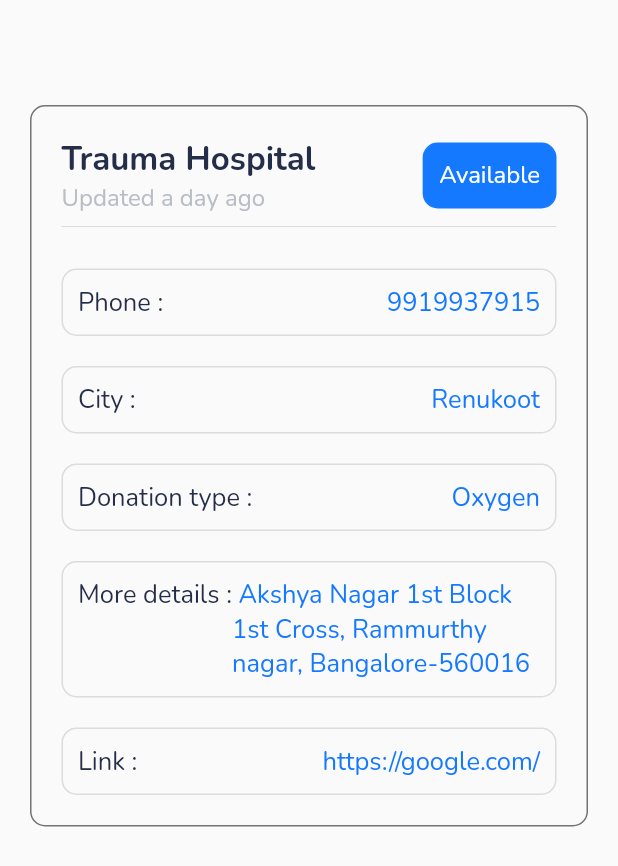
After one commit to Ujjwal-here/Covid-help, a Flutter app: the Details screen opened directly, on a phone screen of 412 x 824 dp. The commit adds this screen. Shown: the top 866 px of the screen. Run offline on Flutter 3.47's test engine with Material 2 defaults, Android fonts, the phone set to English and light mode, and no system bars; our stand-ins replace cloud_firestore, csc_picker, equatable, firebase_auth, firebase_core, get and 2 more; missing offline and left inert: enum_to_string; accounts and stored records are empty.

Commit message:
details page added

```diff
--- /dev/null
+++ b/lib/screens/details.dart
@@ -0,0 +1,270 @@
+import 'package:flutter/material.dart';
+import 'package:google_fonts/google_fonts.dart';
+
+class Details extends StatelessWidget {
+  @override
+  Widget build(BuildContext context) {
+    return Scaffold(
+      body: ListView(
+        padding: const EdgeInsets.all(20),
+        children: [
+          Container(
+            padding: const EdgeInsets.all(20),
+            margin: const EdgeInsets.only(top: 50),
+            decoration: BoxDecoration(
+              borderRadius: BorderRadius.circular(10),
+              border: Border.all(
+                color: Colors.black54,
+              ),
+            ),
+            child: Column(
+              crossAxisAlignment: CrossAxisAlignment.start,
+              children: [
+                Row(
+                  mainAxisAlignment: MainAxisAlignment.spaceBetween,
+                  children: [
+                    Column(
+                      crossAxisAlignment: CrossAxisAlignment.start,
+                      children: [
+                        Container(
+                          child: Text(
+                            "Trauma Hospital",
+                            style: GoogleFonts.nunito(
+                              fontSize: 22,
+                              color: Color.fromRGBO(37, 46, 73, 1),
+                              fontWeight: FontWeight.bold,
+                            ),
+                          ),
+                        ),
+                        Container(
+                          child: Text(
+                            "Updated a day ago",
+                            style: GoogleFonts.nunito(
+                              fontSize: 16,
+                              color: Color.fromRGBO(185, 189, 198, 1),
+                              //fontWeight: FontWeight.bold,
+                            ),
+                          ),
+                        ),
+                      ],
+                    ),
+                    Container(
+                      padding: const EdgeInsets.all(10),
+                      decoration: BoxDecoration(
+                        color: Color.fromRGBO(20, 121, 255, 1),
+                        borderRadius: BorderRadius.circular(10),
+                        border: Border.all(
+                          color: Color.fromRGBO(20, 121, 255, 1),
+                        ),
+                      ),
+                      child: Text(
+                        "Available",
+                        style: GoogleFonts.nunito(
+                          fontSize: 16,
+                          color: Colors.white,
+                          //fontWeight: FontWeight.bold,
+                        ),
+                      ),
+                    ),
+                  ],
+                ),
+                Divider(),
+                Container(
+                  padding: const EdgeInsets.all(10),
+                  decoration: BoxDecoration(
+                    //color: Color.fromRGBO(185, 189, 198, 1),
+                    borderRadius: BorderRadius.circular(10),
+                    border: Border.all(
+                      color: Color.fromRGBO(185, 189, 198, 0.5),
+                    ),
+                  ),
+                  margin: const EdgeInsets.only(top: 20),
+                  child: Row(
+                    mainAxisAlignment: MainAxisAlignment.spaceBetween,
+                    children: [
+                      Container(
+                        child: Text(
+                          "Phone :",
+                          style: GoogleFonts.nunito(
+                            fontSize: 17,
+                            color: Color.fromRGBO(37, 46, 73, 1),
+                            //fontWeight: FontWeight.bold,
+                          ),
+                        ),
+                      ),
+                      Flexible(
+                        child: Container(
+                          child: Text(
+                            " 9919937915",
+                            style: GoogleFonts.nunito(
+                              fontSize: 17,
+                              color: Color.fromRGBO(20, 121, 255, 1),
+                              //fontWeight: FontWeight.bold,
+                            ),
+                          ),
+                        ),
+                      ),
+                    ],
+                  ),
+                ),
+                Container(
+                  padding: const EdgeInsets.all(10),
+                  decoration: BoxDecoration(
+                    //color: Color.fromRGBO(185, 189, 198, 1),
+                    borderRadius: BorderRadius.circular(10),
+                    border: Border.all(
+                      color: Color.fromRGBO(185, 189, 198, 0.5),
+                    ),
+                  ),
+                  margin: const EdgeInsets.only(top: 20),
+                  child: Row(
+                    mainAxisAlignment: MainAxisAlignment.spaceBetween,
+                    children: [
+                      Container(
+                        child: Text(
+                          "City :",
+                          style: GoogleFonts.nunito(
+                            fontSize: 17,
+                            color: Color.fromRGBO(37, 46, 73, 1),
+                            //fontWeight: FontWeight.bold,
+                          ),
+                        ),
+                      ),
+                      Flexible(
+                        child: Container(
+                          child: Text(
+                            " Renukoot",
+                            style: GoogleFonts.nunito(
+                              fontSize: 17,
+                              color: Color.fromRGBO(20, 121, 255, 1),
+                              //fontWeight: FontWeight.bold,
+                            ),
+                          ),
+                        ),
+                      ),
+                    ],
+                  ),
+                ),
+                Container(
+                  padding: const EdgeInsets.all(10),
+                  decoration: BoxDecoration(
+                    //color: Color.fromRGBO(185, 189, 198, 1),
+                    borderRadius: BorderRadius.circular(10),
+                    border: Border.all(
+                      color: Color.fromRGBO(185, 189, 198, 0.5),
+                    ),
+                  ),
+                  margin: const EdgeInsets.only(top: 20),
+                  child: Row(
+                    mainAxisAlignment: MainAxisAlignment.spaceBetween,
+                    children: [
+                      Container(
+                        child: Text(
+                          "Donation type :",
+                          style: GoogleFonts.nunito(
+                            fontSize: 17,
+                            color: Color.fromRGBO(37, 46, 73, 1),
+                            //fontWeight: FontWeight.bold,
+                          ),
+                        ),
+                      ),
+                      Flexible(
+                        child: Container(
+                          child: Text(
+                            " Oxygen",
+                            style: GoogleFonts.nunito(
+                              fontSize: 17,
+                              color: Color.fromRGBO(20, 121, 255, 1),
+                              //fontWeight: FontWeight.bold,
+                            ),
+                          ),
+                        ),
+                      ),
+                    ],
+                  ),
+                ),
+                Container(
+                  padding: const EdgeInsets.all(10),
+                  decoration: BoxDecoration(
+                    //color: Color.fromRGBO(185, 189, 198, 1),
+                    borderRadius: BorderRadius.circular(10),
+                    border: Border.all(
+                      color: Color.fromRGBO(185, 189, 198, 0.5),
+                    ),
+                  ),
+                  margin: const EdgeInsets.only(top: 20),
+                  child: Row(
+                    crossAxisAlignment: CrossAxisAlignment.start,
+                    mainAxisAlignment: MainAxisAlignment.spaceBetween,
+                    children: [
+                      Container(
+                        child: Text(
+                          "More details :",
+                          style: GoogleFonts.nunito(
+                            fontSize: 17,
+                            color: Color.fromRGBO(37, 46, 73, 1),
+                            //fontWeight: FontWeight.bold,
+                          ),
+                        ),
+                      ),
+                      Flexible(
+                        child: Container(
+                          child: Text(
+                            " Akshya Nagar 1st Block 1st Cross, Rammurthy nagar, Bangalore-560016",
+                            style: GoogleFonts.nunito(
+                              fontSize: 17,
+                              color: Color.fromRGBO(20, 121, 255, 1),
+                              //fontWeight: FontWeight.bold,
+                            ),
+                          ),
+                        ),
+                      ),
+                    ],
+                  ),
+                ),
+                Container(
+                  padding: const EdgeInsets.all(10),
+                  decoration: BoxDecoration(
+                    //color: Color.fromRGBO(185, 189, 198, 1),
+                    borderRadius: BorderRadius.circular(10),
+                    border: Border.all(
+                      color: Color.fromRGBO(185, 189, 198, 0.5),
+                    ),
+                  ),
+                  margin: const EdgeInsets.only(top: 20),
+                  child: Row(
+                    mainAxisAlignment: MainAxisAlignment.spaceBetween,
+                    children: [
+                      Container(
+                        child: Text(
+                          "Link :",
+                          style: GoogleFonts.nunito(
+                            fontSize: 17,
+                            color: Color.fromRGBO(37, 46, 73, 1),
+                            //fontWeight: FontWeight.bold,
+                          ),
+                        ),
+                      ),
+                      Flexible(
+                        child: Container(
+                          child: Text(
+                            " https://google.com/",
+                            style: GoogleFonts.nunito(
+                              fontSize: 17,
+                              color: Color.fromRGBO(20, 121, 255, 1),
+                              //fontWeight: FontWeight.bold,
+                            ),
+                          ),
+                        ),
+                      ),
+                    ],
+                  ),
+                ),
+              ],
+            ),
+          )
+        ],
+      ),
+    );
+  }
+}
--- a/lib/screens/homescreen.dart
+++ b/lib/screens/homescreen.dart
@@ -2,6 +2,7 @@ import 'package:covid_help/Enums/service_enum.dart';
 import 'package:covid_help/controllers/AuthController.dart';
 import 'package:covid_help/controllers/service_controller.dart';
 import 'package:covid_help/models/service_model.dart';
+import 'package:covid_help/screens/details.dart';
 import 'package:covid_help/screens/form.dart';
 import 'package:csc_picker/csc_picker.dart';
 import 'package:flutter/material.dart';
@@ -25,7 +26,7 @@ class HomeScreen extends StatelessWidget {
             child: Text(
               "Covid-19 Resources",
               style: GoogleFonts.nunito(
-                fontSize: 22,
+                fontSize: 25,
                 color: Color.fromRGBO(37, 46, 73, 1),
                 fontWeight: FontWeight.w800,
               ),
@@ -471,7 +472,11 @@ class HomeScreen extends StatelessWidget {
                   scrollDirection: Axis.horizontal,
                   itemBuilder: (context, index) {
                     ServiceModel result = controller.services[index];
-                    return Container(
+                    return GestureDetector(
+                      onTap: () {
+                        Get.to(Details());
+                      },
+                      child: Container(
                         padding: const EdgeInsets.all(20),
                         constraints: BoxConstraints(maxWidth: 190),
                         margin: EdgeInsets.only(right: 10),
@@ -571,6 +576,7 @@ class HomeScreen extends StatelessWidget {
                             ),
                           ],
                         ),
+                      ),
                     );
                   },
                 );
```
Also changed, not shown: pubspec.lock. Lines whose indentation alone changed are shown as unchanged.
